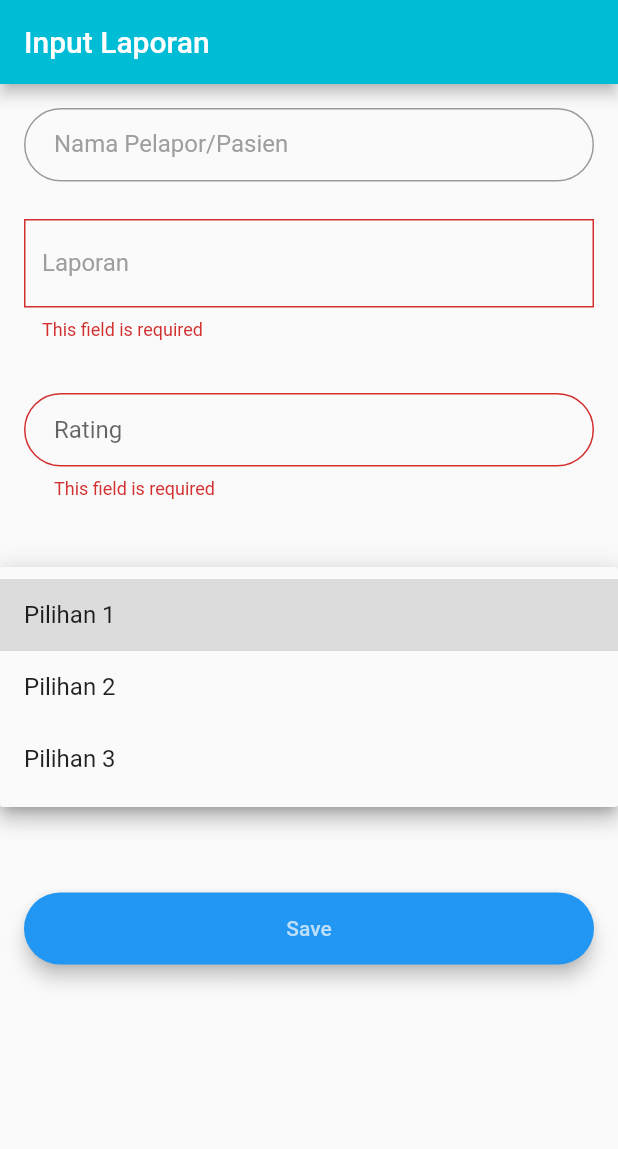
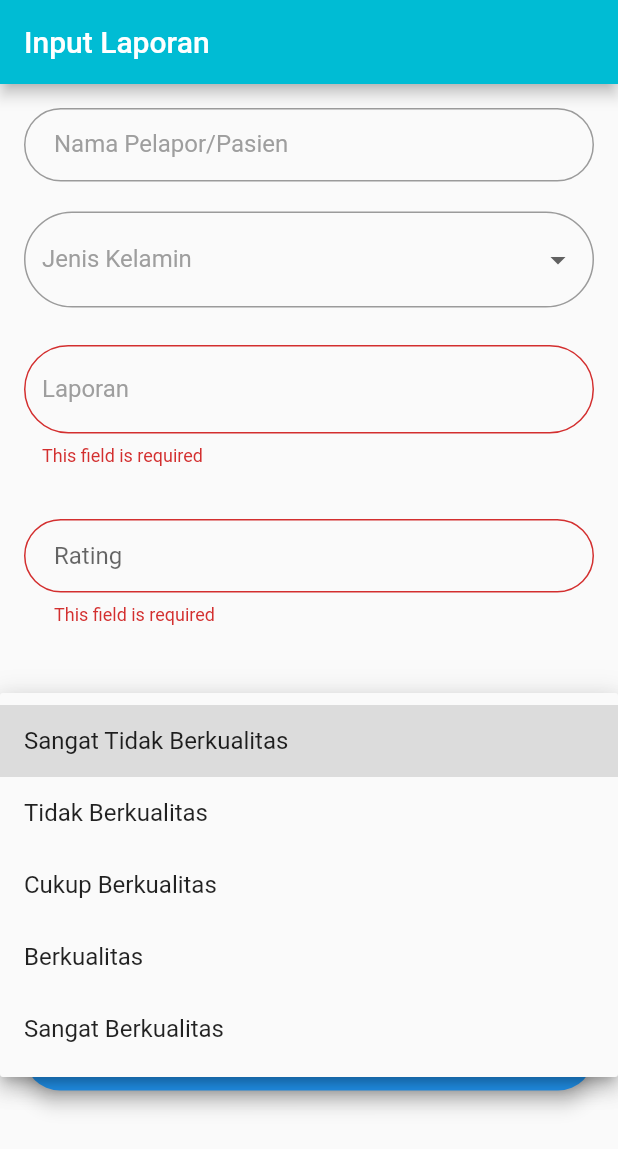
Before and after one commit to suluharwani/sipemas-android, a Flutter app: the AddPage screen opened directly, after a tap on "Save", after a tap on "Rating Pelayanan", on a phone screen of 412 x 824 dp. Shown: the top 1149 px of the screen. Run offline on Flutter 3.47's test engine with Material 2 defaults, Android fonts, the phone set to English and light mode, and no system bars; our stand-ins replace bloc, cached_network_image, cloud_firestore, file_picker, firebase_auth, firebase_core and 6 more; missing offline and left inert: flutter_facebook_auth, the_apple_sign_in; accounts and stored records are empty.

```diff
--- a/lib/main.dart
+++ b/lib/main.dart
@@ -78,7 +78,7 @@ class MyAppState extends State<MyApp> with WidgetsBindingObserver {
               ),
               SizedBox(height: 16),
               Text(
-                'Failed to initialise firebase!',
+                'Tidak terhubung ke database!',
                 style: TextStyle(color: Colors.red, fontSize: 25),
               ),
             ],
--- a/lib/ui/page/addpage.dart
+++ b/lib/ui/page/addpage.dart
@@ -23,6 +23,7 @@ class _AddPage extends State<AddPage> {
   final _jenisKelamin = TextEditingController();
   String? _selectedOptionRating;
   String? _selectedOptionGender;
+  String? _selectedOptionKategori;
   final GlobalKey<FormState> _formKey = GlobalKey<FormState>();
   void initState() {
     // TODO: implement initState
@@ -47,7 +48,11 @@ class _AddPage extends State<AddPage> {
     final genderField = DropdownButtonFormField<String>(
       value: _selectedOptionGender,
       decoration: InputDecoration(
-        labelText: 'Jenis Kelamin',
+        border: OutlineInputBorder(borderRadius: BorderRadius.circular(32.0)),
+        labelText: "Jenis Kelamin",
+        labelStyle: TextStyle(
+          color: Colors.grey,
+        ),
       ),
       items: <String>['Laki-laki', 'Perempuan']
           .map<DropdownMenuItem<String>>((String value) {
@@ -68,10 +73,19 @@ class _AddPage extends State<AddPage> {
     final RatingLayananField = DropdownButtonFormField<String>(
       value: _selectedOptionRating,
       decoration: InputDecoration(
+        border: OutlineInputBorder(borderRadius: BorderRadius.circular(32.0)),
         labelText: 'Rating Pelayanan',
+        labelStyle: TextStyle(
+          color: Colors.grey,
         ),
-      items: <String>['Pilihan 1', 'Pilihan 2', 'Pilihan 3']
-          .map<DropdownMenuItem<String>>((String value) {
+      ),
+      items: <String>[
+        'Sangat Tidak Berkualitas',
+        'Tidak Berkualitas',
+        'Cukup Berkualitas',
+        'Berkualitas',
+        'Sangat Berkualitas'
+      ].map<DropdownMenuItem<String>>((String value) {
         return DropdownMenuItem<String>(
           value: value,
           child: Text(value),
@@ -86,8 +100,39 @@ class _AddPage extends State<AddPage> {
         _selectedOptionRating = value;
       },
     );
+    final RatingKategoriField = DropdownButtonFormField<String>(
+      value: _selectedOptionKategori,
+      decoration: InputDecoration(
+        border: OutlineInputBorder(borderRadius: BorderRadius.circular(32.0)),
+        labelText: 'Kategori Laporan',
+        labelStyle: TextStyle(
+          color: Colors.grey,
+        ),
+      ),
+      items: <String>[
+        'Sangat Tidak Berkualitas',
+        'Tidak Berkualitas',
+        'Cukup Berkualitas',
+        'Berkualitas',
+        'Sangat Berkualitas'
+      ].map<DropdownMenuItem<String>>((String value) {
+        return DropdownMenuItem<String>(
+          value: value,
+          child: Text(value),
+        );
+      }).toList(),
+      onChanged: (String? value) {
+        setState(() {
+          _selectedOptionKategori = value;
+        });
+      },
+      onSaved: (String? value) {
+        _selectedOptionKategori = value;
+      },
+    );
     final laporanField = TextFormField(
         controller: _laporan_pengaduan,
+        maxLines: null,
         autofocus: false,
         validator: (value) {
           if (value == null || value.trim().isEmpty) {
@@ -103,7 +148,7 @@ class _AddPage extends State<AddPage> {
               color: Colors.grey,
             ),
             border:
-                OutlineInputBorder(borderRadius: BorderRadius.circular(0.0))));
+                OutlineInputBorder(borderRadius: BorderRadius.circular(32.0))));
     final contactField = TextFormField(
         controller: _laporan_rating,
         autofocus: false,
@@ -139,6 +184,8 @@ class _AddPage extends State<AddPage> {
         padding: const EdgeInsets.fromLTRB(20.0, 15.0, 20.0, 15.0),
         onPressed: () async {
           if (_formKey.currentState!.validate()) {
+            DateTime currentTime = DateTime.now();
+            int timestamp = currentTime.millisecondsSinceEpoch;
             var response = await FirebaseCrud.addLaporan(
               nama: _laporan_nama.text,
               pengaduan: _laporan_pengaduan.text,
@@ -147,7 +194,8 @@ class _AddPage extends State<AddPage> {
               iduser: user!.uid,
               jenis_kelamin: "$_selectedOptionGender",
               kategori: '',
-                tanggal: '');
+              tanggal: "$timestamp",
+            );
             if (response.code != 200) {
               showDialog(
                   context: context,
@@ -194,6 +242,8 @@ class _AddPage extends State<AddPage> {
                   mainAxisAlignment: MainAxisAlignment.center,
                   children: <Widget>[
                     nameField,
+                    const SizedBox(height: 20.0),
+                    genderField,
                     const SizedBox(height: 25.0),
                     laporanField,
                     const SizedBox(height: 35.0),
--- a/pubspec.yaml
+++ b/pubspec.yaml
@@ -30,6 +30,7 @@ dependencies:
     sdk: flutter
 
   cupertino_icons: ^1.0.5
+  intl: ^0.18.1
 
 dev_dependencies:
   flutter_launcher_icons: ^0.10.0
```
Lines whose indentation alone changed are shown as unchanged.
